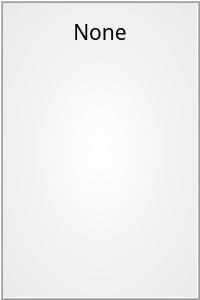
This is Data/src/ui/card.ui in NE-student/CardGames as Qt 5 draws it before an edit. The edited form follows.
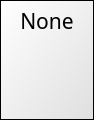
This is the edited form.

```diff
--- a/Data/src/ui/card.ui
+++ b/Data/src/ui/card.ui
@@ -6,14 +6,14 @@
    <rect>
     <x>0</x>
     <y>0</y>
-    <width>200</width>
-    <height>300</height>
+    <width>94</width>
+    <height>120</height>
    </rect>
   </property>
   <property name="minimumSize">
    <size>
-    <width>120</width>
-    <height>150</height>
+    <width>60</width>
+    <height>120</height>
    </size>
   </property>
   <property name="maximumSize">
@@ -63,22 +63,41 @@
    </property>
    <item>
     <widget class="QFrame" name="frame">
+     <property name="styleSheet">
+      <string notr="true">#frame
+{
+	
+	background-color: qlineargradient(spread:pad, x1:0, y1:0, x2:1, y2:1, stop:0 rgba(255, 255, 255, 255), stop:1 rgba(223, 223, 223, 255));
+}</string>
+     </property>
      <property name="frameShape">
       <enum>QFrame::Box</enum>
      </property>
      <property name="frameShadow">
-      <enum>QFrame::Raised</enum>
+      <enum>QFrame::Plain</enum>
      </property>
      <property name="lineWidth">
       <number>1</number>
      </property>
      <property name="midLineWidth">
-      <number>1</number>
+      <number>0</number>
      </property>
      <layout class="QVBoxLayout" name="verticalLayout_2">
       <property name="spacing">
        <number>0</number>
       </property>
+      <property name="leftMargin">
+       <number>0</number>
+      </property>
+      <property name="topMargin">
+       <number>0</number>
+      </property>
+      <property name="rightMargin">
+       <number>0</number>
+      </property>
+      <property name="bottomMargin">
+       <number>0</number>
+      </property>
       <item>
        <widget class="QLabel" name="Grade">
         <property name="maximumSize">
```
